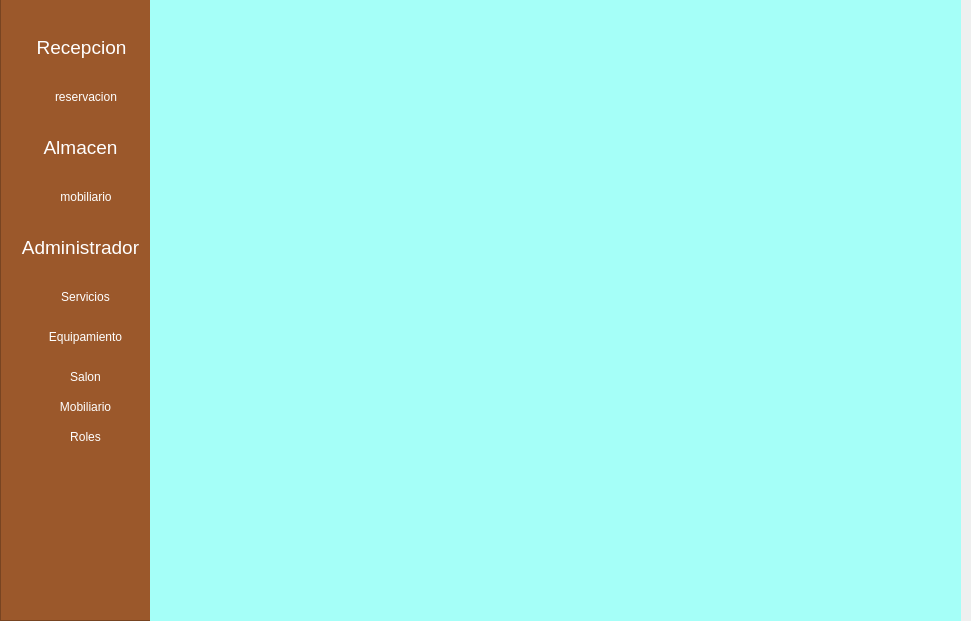
Qt form gui/navegacion.ui (asp-laboratories/BookingRoom_Software) before a commit.
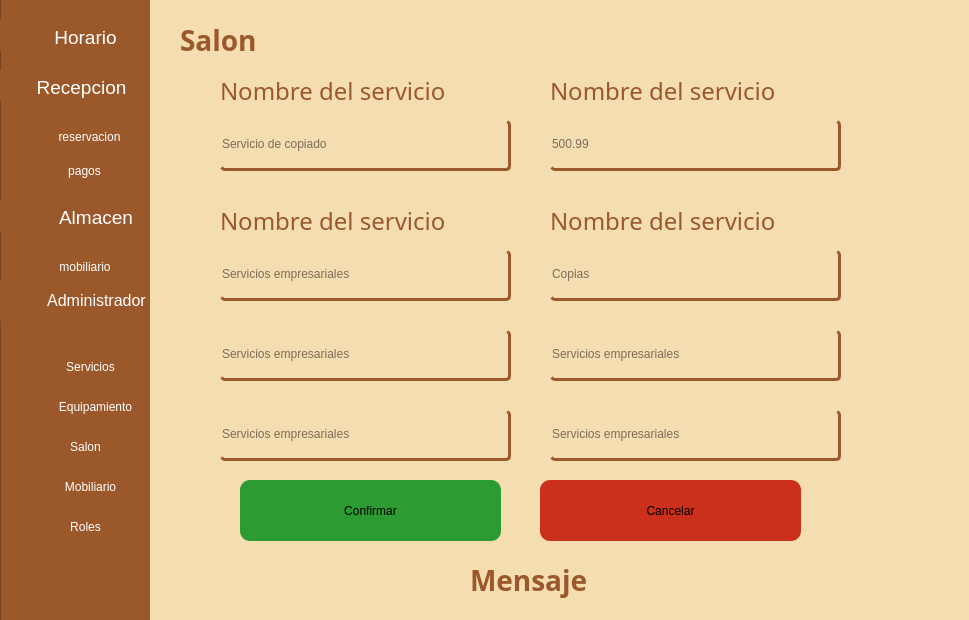
The same form after that commit. The open tabs and pages were chosen to show the change. Icons and pictures are not drawn.

Commit message: feat/fix(gui,models,repositories,services,tests): Interfaz grafica funcional sobre el registro de los salones, aunque falta poner un mejor diseño (Update)

```diff
--- a/gui/navegacion.ui
+++ b/gui/navegacion.ui
@@ -6,8 +6,8 @@
    <rect>
     <x>0</x>
     <y>0</y>
-    <width>971</width>
-    <height>621</height>
+    <width>969</width>
+    <height>620</height>
    </rect>
   </property>
   <property name="windowTitle">
@@ -36,7 +36,7 @@
      <property name="geometry">
       <rect>
        <x>21</x>
-       <y>50</y>
+       <y>90</y>
        <width>121</width>
        <height>34</height>
       </rect>
@@ -59,9 +59,9 @@
     <widget class="QPushButton" name="btnAlmacen">
      <property name="geometry">
       <rect>
-       <x>20</x>
-       <y>150</y>
-       <width>121</width>
+       <x>50</x>
+       <y>220</y>
+       <width>92</width>
        <height>34</height>
       </rect>
      </property>
@@ -89,10 +89,10 @@
     <widget class="QWidget" name="subMenuRecepcion" native="true">
      <property name="geometry">
       <rect>
-       <x>20</x>
-       <y>90</y>
-       <width>120</width>
-       <height>51</height>
+       <x>9</x>
+       <y>130</y>
+       <width>131</width>
+       <height>91</height>
       </rect>
      </property>
      <property name="styleSheet">
@@ -101,9 +101,9 @@
      <widget class="QPushButton" name="reservacion">
       <property name="geometry">
        <rect>
-        <x>20</x>
+        <x>40</x>
         <y>10</y>
-        <width>92</width>
+        <width>81</width>
         <height>34</height>
        </rect>
       </property>
@@ -117,19 +117,79 @@
        <string>reservacion</string>
       </property>
      </widget>
+     <widget class="QPushButton" name="pagos">
+      <property name="geometry">
+       <rect>
+        <x>50</x>
+        <y>50</y>
+        <width>51</width>
+        <height>21</height>
+       </rect>
+      </property>
+      <property name="cursor">
+       <cursorShape>PointingHandCursor</cursorShape>
+      </property>
+      <property name="styleSheet">
+       <string notr="true">border: none;
+background-color: rgb(155, 88, 43);
+color: rgb(255, 255, 255);
+</string>
+      </property>
+      <property name="text">
+       <string>pagos</string>
+      </property>
+     </widget>
+     <widget class="QLabel" name="label_32">
+      <property name="geometry">
+       <rect>
+        <x>10</x>
+        <y>50</y>
+        <width>31</width>
+        <height>31</height>
+       </rect>
+      </property>
+      <property name="text">
+       <string/>
+      </property>
+      <property name="pixmap">
+       <pixmap>../Imagenes/Icons/payments_45dp_FFFFFF_FILL0_wght400_GRAD0_opsz48.png</pixmap>
+      </property>
+      <property name="scaledContents">
+       <bool>true</bool>
+      </property>
+     </widget>
+     <widget class="QLabel" name="label_33">
+      <property name="geometry">
+       <rect>
+        <x>10</x>
+        <y>10</y>
+        <width>31</width>
+        <height>31</height>
+       </rect>
+      </property>
+      <property name="text">
+       <string/>
+      </property>
+      <property name="pixmap">
+       <pixmap>../Imagenes/Icons/book_45dp_FFFFFF_FILL0_wght400_GRAD0_opsz48.png</pixmap>
+      </property>
+      <property name="scaledContents">
+       <bool>true</bool>
+      </property>
+     </widget>
     </widget>
     <widget class="QPushButton" name="btnAdministracion">
      <property name="geometry">
       <rect>
-       <x>10</x>
-       <y>250</y>
-       <width>141</width>
-       <height>34</height>
+       <x>41</x>
+       <y>310</y>
+       <width>111</width>
+       <height>21</height>
       </rect>
      </property>
      <property name="font">
       <font>
-       <pointsize>14</pointsize>
+       <pointsize>12</pointsize>
       </font>
      </property>
      <property name="styleSheet">
@@ -146,10 +206,10 @@
     <widget class="QWidget" name="subMenuAlmacen" native="true">
      <property name="geometry">
       <rect>
-       <x>20</x>
-       <y>190</y>
-       <width>120</width>
-       <height>51</height>
+       <x>9</x>
+       <y>260</y>
+       <width>141</width>
+       <height>41</height>
       </rect>
      </property>
      <property name="styleSheet">
@@ -158,7 +218,7 @@
      <widget class="QPushButton" name="mobiliario">
       <property name="geometry">
        <rect>
-        <x>20</x>
+        <x>30</x>
         <y>10</y>
         <width>92</width>
         <height>34</height>
@@ -174,13 +234,32 @@
        <string>mobiliario</string>
       </property>
      </widget>
+     <widget class="QLabel" name="label_31">
+      <property name="geometry">
+       <rect>
+        <x>10</x>
+        <y>10</y>
+        <width>31</width>
+        <height>31</height>
+       </rect>
+      </property>
+      <property name="text">
+       <string/>
+      </property>
+      <property name="pixmap">
+       <pixmap>../Imagenes/Icons/package_2_45dp_FFFFFF_FILL0_wght400_GRAD0_opsz48.png</pixmap>
+      </property>
+      <property name="scaledContents">
+       <bool>true</bool>
+      </property>
+     </widget>
     </widget>
     <widget class="QWidget" name="subMenuAdministracion" native="true">
      <property name="geometry">
       <rect>
-       <x>20</x>
-       <y>290</y>
-       <width>120</width>
+       <x>10</x>
+       <y>350</y>
+       <width>141</width>
        <height>241</height>
       </rect>
      </property>
@@ -190,9 +269,9 @@
      <widget class="QPushButton" name="servicios">
       <property name="geometry">
        <rect>
-        <x>10</x>
-        <y>10</y>
-        <width>111</width>
+        <x>50</x>
+        <y>20</y>
+        <width>61</width>
         <height>34</height>
        </rect>
       </property>
@@ -213,9 +292,9 @@
      <widget class="QPushButton" name="equipamiento">
       <property name="geometry">
        <rect>
-        <x>10</x>
-        <y>50</y>
-        <width>111</width>
+        <x>40</x>
+        <y>60</y>
+        <width>91</width>
         <height>34</height>
        </rect>
       </property>
@@ -235,9 +314,9 @@
      <widget class="QPushButton" name="equipamiento_2">
       <property name="geometry">
        <rect>
-        <x>10</x>
-        <y>90</y>
-        <width>111</width>
+        <x>50</x>
+        <y>100</y>
+        <width>51</width>
         <height>34</height>
        </rect>
       </property>
@@ -257,9 +336,9 @@
      <widget class="QPushButton" name="equipamiento_3">
       <property name="geometry">
        <rect>
-        <x>10</x>
-        <y>120</y>
-        <width>111</width>
+        <x>40</x>
+        <y>140</y>
+        <width>81</width>
         <height>34</height>
        </rect>
       </property>
@@ -279,9 +358,9 @@
      <widget class="QPushButton" name="equipamiento_4">
       <property name="geometry">
        <rect>
-        <x>10</x>
-        <y>150</y>
-        <width>111</width>
+        <x>50</x>
+        <y>180</y>
+        <width>51</width>
         <height>34</height>
        </rect>
       </property>
@@ -298,6 +377,204 @@
        <string>Roles</string>
       </property>
      </widget>
+     <widget class="QLabel" name="label_26">
+      <property name="geometry">
+       <rect>
+        <x>10</x>
+        <y>20</y>
+        <width>31</width>
+        <height>31</height>
+       </rect>
+      </property>
+      <property name="text">
+       <string/>
+      </property>
+      <property name="pixmap">
+       <pixmap>../Imagenes/Icons/add_notes_45dp_FFFFFF_FILL0_wght400_GRAD0_opsz48.png</pixmap>
+      </property>
+      <property name="scaledContents">
+       <bool>true</bool>
+      </property>
+     </widget>
+     <widget class="QLabel" name="label_27">
+      <property name="geometry">
+       <rect>
+        <x>10</x>
+        <y>60</y>
+        <width>31</width>
+        <height>31</height>
+       </rect>
+      </property>
+      <property name="text">
+       <string/>
+      </property>
+      <property name="pixmap">
+       <pixmap>../Imagenes/Icons/laptop_chromebook_45dp_FFFFFF_FILL0_wght400_GRAD0_opsz48.png</pixmap>
+      </property>
+      <property name="scaledContents">
+       <bool>true</bool>
+      </property>
+     </widget>
+     <widget class="QLabel" name="label_28">
+      <property name="geometry">
+       <rect>
+        <x>10</x>
+        <y>100</y>
+        <width>31</width>
+        <height>31</height>
+       </rect>
+      </property>
+      <property name="text">
+       <string/>
+      </property>
+      <property name="pixmap">
+       <pixmap>../Imagenes/Icons/sensor_door_45dp_FFFFFF_FILL0_wght400_GRAD0_opsz48.png</pixmap>
+      </property>
+      <property name="scaledContents">
+       <bool>true</bool>
+      </property>
+     </widget>
+     <widget class="QLabel" name="label_29">
+      <property name="geometry">
+       <rect>
+        <x>10</x>
+        <y>140</y>
+        <width>31</width>
+        <height>31</height>
+       </rect>
+      </property>
+      <property name="text">
+       <string/>
+      </property>
+      <property name="pixmap">
+       <pixmap>../Imagenes/Icons/chair_45dp_FFFFFF_FILL0_wght400_GRAD0_opsz48.png</pixmap>
+      </property>
+      <property name="scaledContents">
+       <bool>true</bool>
+      </property>
+     </widget>
+     <widget class="QLabel" name="label_30">
+      <property name="geometry">
+       <rect>
+        <x>10</x>
+        <y>180</y>
+        <width>31</width>
+        <height>31</height>
+       </rect>
+      </property>
+      <property name="text">
+       <string/>
+      </property>
+      <property name="pixmap">
+       <pixmap>../Imagenes/Icons/person_edit_45dp_FFFFFF_FILL0_wght400_GRAD0_opsz48.png</pixmap>
+      </property>
+      <property name="scaledContents">
+       <bool>true</bool>
+      </property>
+     </widget>
+    </widget>
+    <widget class="QLabel" name="label">
+     <property name="geometry">
+      <rect>
+       <x>0</x>
+       <y>300</y>
+       <width>41</width>
+       <height>41</height>
+      </rect>
+     </property>
+     <property name="text">
+      <string/>
+     </property>
+     <property name="pixmap">
+      <pixmap>../Imagenes/Icons/admin_panel_settings_45dp_FFFFFF_FILL0_wght400_GRAD0_opsz48.png</pixmap>
+     </property>
+     <property name="scaledContents">
+      <bool>true</bool>
+     </property>
+    </widget>
+    <widget class="QLabel" name="label_24">
+     <property name="geometry">
+      <rect>
+       <x>0</x>
+       <y>220</y>
+       <width>31</width>
+       <height>31</height>
+      </rect>
+     </property>
+     <property name="text">
+      <string/>
+     </property>
+     <property name="pixmap">
+      <pixmap>../Imagenes/Icons/inventory_2_45dp_FFFFFF_FILL0_wght400_GRAD0_opsz48.png</pixmap>
+     </property>
+     <property name="scaledContents">
+      <bool>true</bool>
+     </property>
+    </widget>
+    <widget class="QLabel" name="label_25">
+     <property name="geometry">
+      <rect>
+       <x>0</x>
+       <y>90</y>
+       <width>31</width>
+       <height>31</height>
+      </rect>
+     </property>
+     <property name="text">
+      <string/>
+     </property>
+     <property name="pixmap">
+      <pixmap>../Imagenes/Icons/event_note_45dp_FFFFFF_FILL0_wght400_GRAD0_opsz48.png</pixmap>
+     </property>
+     <property name="scaledContents">
+      <bool>true</bool>
+     </property>
+    </widget>
+    <widget class="QPushButton" name="btnRecepcion_2">
+     <property name="geometry">
+      <rect>
+       <x>50</x>
+       <y>40</y>
+       <width>71</width>
+       <height>34</height>
+      </rect>
+     </property>
+     <property name="font">
+      <font>
+       <pointsize>14</pointsize>
+      </font>
+     </property>
+     <property name="cursor">
+      <cursorShape>PointingHandCursor</cursorShape>
+     </property>
+     <property name="styleSheet">
+      <string notr="true">border: none;
+background-color: rgb(155, 88, 43);
+color: rgb(255, 255, 255);
+</string>
+     </property>
+     <property name="text">
+      <string>Horario</string>
+     </property>
+    </widget>
+    <widget class="QLabel" name="label_34">
+     <property name="geometry">
+      <rect>
+       <x>0</x>
+       <y>40</y>
+       <width>31</width>
+       <height>31</height>
+      </rect>
+     </property>
+     <property name="text">
+      <string/>
+     </property>
+     <property name="pixmap">
+      <pixmap>../Imagenes/Icons/calendar_today_45dp_FFFFFF_FILL0_wght400_GRAD0_opsz48.png</pixmap>
+     </property>
+     <property name="scaledContents">
+      <bool>true</bool>
+     </property>
     </widget>
    </widget>
    <widget class="QStackedWidget" name="stackedWidget">
@@ -305,7 +582,7 @@
      <rect>
       <x>150</x>
       <y>0</y>
-      <width>811</width>
+      <width>821</width>
       <height>641</height>
      </rect>
     </property>
@@ -732,6 +1009,536 @@
      <property name="styleSheet">
       <string notr="true">background-color: rgb(255, 168, 28);</string>
      </property>
+     <widget class="QLineEdit" name="eCostoRenta">
+      <property name="geometry">
+       <rect>
+        <x>400</x>
+        <y>130</y>
+        <width>291</width>
+        <height>51</height>
+       </rect>
+      </property>
+      <property name="styleSheet">
+       <string notr="true">color: rgb(0, 0, 0);
+border-radius: 5px;
+border-bottom: 3px solid rgba(155, 88, 43, 1.0);
+border-right: 3px solid  rgba(155, 88, 43, 1.0);</string>
+      </property>
+      <property name="text">
+       <string/>
+      </property>
+      <property name="placeholderText">
+       <string>500.99</string>
+      </property>
+     </widget>
+     <widget class="QPushButton" name="eConfirmar">
+      <property name="geometry">
+       <rect>
+        <x>100</x>
+        <y>460</y>
+        <width>261</width>
+        <height>61</height>
+       </rect>
+      </property>
+      <property name="styleSheet">
+       <string notr="true">border-radius: 10px;
+background-color: #2B9B32;</string>
+      </property>
+      <property name="text">
+       <string>Confirmar</string>
+      </property>
+     </widget>
+     <widget class="QLineEdit" name="eNombreEqui">
+      <property name="geometry">
+       <rect>
+        <x>70</x>
+        <y>130</y>
+        <width>291</width>
+        <height>51</height>
+       </rect>
+      </property>
+      <property name="styleSheet">
+       <string notr="true">color: rgb(0, 0, 0);
+border-radius: 5px;
+border-bottom: 3px solid rgba(155, 88, 43, 1.0);
+border-right: 3px solid  rgba(155, 88, 43, 1.0);</string>
+      </property>
+      <property name="text">
+       <string/>
+      </property>
+      <property name="placeholderText">
+       <string>Servicio de copiado</string>
+      </property>
+     </widget>
+     <widget class="QLabel" name="eMensaje">
+      <property name="geometry">
+       <rect>
+        <x>320</x>
+        <y>550</y>
+        <width>131</width>
+        <height>41</height>
+       </rect>
+      </property>
+      <property name="font">
+       <font>
+        <family>Adwaita Sans</family>
+        <pointsize>-1</pointsize>
+        <bold>true</bold>
+       </font>
+      </property>
+      <property name="styleSheet">
+       <string notr="true">color: rgba(155, 88, 43, 1.0);
+font-size: 28px;</string>
+      </property>
+      <property name="text">
+       <string>Mensaje</string>
+      </property>
+     </widget>
+     <widget class="QPushButton" name="eCancelar">
+      <property name="geometry">
+       <rect>
+        <x>400</x>
+        <y>460</y>
+        <width>261</width>
+        <height>61</height>
+       </rect>
+      </property>
+      <property name="styleSheet">
+       <string notr="true">border-radius: 10px;
+background-color: #CA301B;</string>
+      </property>
+      <property name="text">
+       <string>Cancelar</string>
+      </property>
+     </widget>
+     <widget class="QLineEdit" name="eTipoEquipamiento">
+      <property name="geometry">
+       <rect>
+        <x>70</x>
+        <y>260</y>
+        <width>291</width>
+        <height>51</height>
+       </rect>
+      </property>
+      <property name="styleSheet">
+       <string notr="true">color: rgb(0, 0, 0);
+border-radius: 5px;
+border-bottom: 3px solid rgba(155, 88, 43, 1.0);
+border-right: 3px solid  rgba(155, 88, 43, 1.0);</string>
+      </property>
+      <property name="text">
+       <string/>
+      </property>
+      <property name="placeholderText">
+       <string>Servicios empresariales</string>
+      </property>
+     </widget>
+     <widget class="QLineEdit" name="eDescripcion">
+      <property name="geometry">
+       <rect>
+        <x>400</x>
+        <y>260</y>
+        <width>291</width>
+        <height>51</height>
+       </rect>
+      </property>
+      <property name="styleSheet">
+       <string notr="true">color: rgb(0, 0, 0);
+border-radius: 5px;
+border-bottom: 3px solid rgba(155, 88, 43, 1.0);
+border-right: 3px solid  rgba(155, 88, 43, 1.0);</string>
+      </property>
+      <property name="text">
+       <string/>
+      </property>
+      <property name="placeholderText">
+       <string>Copias</string>
+      </property>
+     </widget>
+     <widget class="QLineEdit" name="eStock">
+      <property name="geometry">
+       <rect>
+        <x>240</x>
+        <y>350</y>
+        <width>291</width>
+        <height>51</height>
+       </rect>
+      </property>
+      <property name="styleSheet">
+       <string notr="true">color: rgb(0, 0, 0);
+border-radius: 5px;
+border-bottom: 3px solid rgba(155, 88, 43, 1.0);
+border-right: 3px solid  rgba(155, 88, 43, 1.0);</string>
+      </property>
+      <property name="text">
+       <string/>
+      </property>
+      <property name="placeholderText">
+       <string>Servicios empresariales</string>
+      </property>
+     </widget>
+    </widget>
+    <widget class="QWidget" name="adminSalon">
+     <property name="styleSheet">
+      <string notr="true">background-color: rgba(245, 221, 178, 1.0);</string>
+     </property>
+     <widget class="QLabel" name="label_8">
+      <property name="geometry">
+       <rect>
+        <x>30</x>
+        <y>20</y>
+        <width>251</width>
+        <height>41</height>
+       </rect>
+      </property>
+      <property name="font">
+       <font>
+        <family>Adwaita Sans</family>
+        <pointsize>-1</pointsize>
+        <bold>true</bold>
+       </font>
+      </property>
+      <property name="styleSheet">
+       <string notr="true">color: rgba(155, 88, 43, 1.0);
+font-size: 28px;</string>
+      </property>
+      <property name="text">
+       <string>Salon</string>
+      </property>
+     </widget>
+     <widget class="QLineEdit" name="saCostoRenta">
+      <property name="geometry">
+       <rect>
+        <x>400</x>
+        <y>120</y>
+        <width>291</width>
+        <height>51</height>
+       </rect>
+      </property>
+      <property name="styleSheet">
+       <string notr="true">color: rgb(0, 0, 0);
+border-radius: 5px;
+border-bottom: 3px solid rgba(155, 88, 43, 1.0);
+border-right: 3px solid  rgba(155, 88, 43, 1.0);</string>
+      </property>
+      <property name="text">
+       <string/>
+      </property>
+      <property name="placeholderText">
+       <string>500.99</string>
+      </property>
+     </widget>
+     <widget class="QLineEdit" name="saNombre">
+      <property name="geometry">
+       <rect>
+        <x>70</x>
+        <y>120</y>
+        <width>291</width>
+        <height>51</height>
+       </rect>
+      </property>
+      <property name="styleSheet">
+       <string notr="true">color: rgb(0, 0, 0);
+border-radius: 5px;
+border-bottom: 3px solid rgba(155, 88, 43, 1.0);
+border-right: 3px solid  rgba(155, 88, 43, 1.0);</string>
+      </property>
+      <property name="text">
+       <string/>
+      </property>
+      <property name="placeholderText">
+       <string>Servicio de copiado</string>
+      </property>
+     </widget>
+     <widget class="QPushButton" name="saConfirmar">
+      <property name="geometry">
+       <rect>
+        <x>90</x>
+        <y>480</y>
+        <width>261</width>
+        <height>61</height>
+       </rect>
+      </property>
+      <property name="styleSheet">
+       <string notr="true">border-radius: 10px;
+background-color: #2B9B32;</string>
+      </property>
+      <property name="text">
+       <string>Confirmar</string>
+      </property>
+     </widget>
+     <widget class="QPushButton" name="saCancelar">
+      <property name="geometry">
+       <rect>
+        <x>390</x>
+        <y>480</y>
+        <width>261</width>
+        <height>61</height>
+       </rect>
+      </property>
+      <property name="styleSheet">
+       <string notr="true">border-radius: 10px;
+background-color: #CA301B;</string>
+      </property>
+      <property name="text">
+       <string>Cancelar</string>
+      </property>
+     </widget>
+     <widget class="QLabel" name="saMensaje">
+      <property name="geometry">
+       <rect>
+        <x>320</x>
+        <y>560</y>
+        <width>131</width>
+        <height>41</height>
+       </rect>
+      </property>
+      <property name="font">
+       <font>
+        <family>Adwaita Sans</family>
+        <pointsize>-1</pointsize>
+        <bold>true</bold>
+       </font>
+      </property>
+      <property name="styleSheet">
+       <string notr="true">color: rgba(155, 88, 43, 1.0);
+font-size: 28px;</string>
+      </property>
+      <property name="text">
+       <string>Mensaje</string>
+      </property>
+     </widget>
+     <widget class="QLineEdit" name="saNumeroPasillo">
+      <property name="geometry">
+       <rect>
+        <x>400</x>
+        <y>250</y>
+        <width>291</width>
+        <height>51</height>
+       </rect>
+      </property>
+      <property name="styleSheet">
+       <string notr="true">color: rgb(0, 0, 0);
+border-radius: 5px;
+border-bottom: 3px solid rgba(155, 88, 43, 1.0);
+border-right: 3px solid  rgba(155, 88, 43, 1.0);</string>
+      </property>
+      <property name="text">
+       <string/>
+      </property>
+      <property name="placeholderText">
+       <string>Copias</string>
+      </property>
+     </widget>
+     <widget class="QLineEdit" name="saNombrePasillo">
+      <property name="geometry">
+       <rect>
+        <x>70</x>
+        <y>250</y>
+        <width>291</width>
+        <height>51</height>
+       </rect>
+      </property>
+      <property name="styleSheet">
+       <string notr="true">color: rgb(0, 0, 0);
+border-radius: 5px;
+border-bottom: 3px solid rgba(155, 88, 43, 1.0);
+border-right: 3px solid  rgba(155, 88, 43, 1.0);</string>
+      </property>
+      <property name="text">
+       <string/>
+      </property>
+      <property name="placeholderText">
+       <string>Servicios empresariales</string>
+      </property>
+     </widget>
+     <widget class="QLabel" name="label_9">
+      <property name="geometry">
+       <rect>
+        <x>70</x>
+        <y>70</y>
+        <width>291</width>
+        <height>41</height>
+       </rect>
+      </property>
+      <property name="font">
+       <font>
+        <family>Adwaita Sans</family>
+        <pointsize>18</pointsize>
+        <bold>false</bold>
+       </font>
+      </property>
+      <property name="styleSheet">
+       <string notr="true">color: rgba(155, 88, 43, 1.0);
+</string>
+      </property>
+      <property name="text">
+       <string>Nombre del servicio</string>
+      </property>
+     </widget>
+     <widget class="QLabel" name="label_10">
+      <property name="geometry">
+       <rect>
+        <x>70</x>
+        <y>200</y>
+        <width>291</width>
+        <height>41</height>
+       </rect>
+      </property>
+      <property name="font">
+       <font>
+        <family>Adwaita Sans</family>
+        <pointsize>18</pointsize>
+        <bold>false</bold>
+       </font>
+      </property>
+      <property name="styleSheet">
+       <string notr="true">color: rgba(155, 88, 43, 1.0);
+</string>
+      </property>
+      <property name="text">
+       <string>Nombre del servicio</string>
+      </property>
+     </widget>
+     <widget class="QLabel" name="label_11">
+      <property name="geometry">
+       <rect>
+        <x>400</x>
+        <y>200</y>
+        <width>291</width>
+        <height>41</height>
+       </rect>
+      </property>
+      <property name="font">
+       <font>
+        <family>Adwaita Sans</family>
+        <pointsize>18</pointsize>
+        <bold>false</bold>
+       </font>
+      </property>
+      <property name="styleSheet">
+       <string notr="true">color: rgba(155, 88, 43, 1.0);
+</string>
+      </property>
+      <property name="text">
+       <string>Nombre del servicio</string>
+      </property>
+     </widget>
+     <widget class="QLabel" name="label_12">
+      <property name="geometry">
+       <rect>
+        <x>400</x>
+        <y>70</y>
+        <width>291</width>
+        <height>41</height>
+       </rect>
+      </property>
+      <property name="font">
+       <font>
+        <family>Adwaita Sans</family>
+        <pointsize>18</pointsize>
+        <bold>false</bold>
+       </font>
+      </property>
+      <property name="styleSheet">
+       <string notr="true">color: rgba(155, 88, 43, 1.0);
+</string>
+      </property>
+      <property name="text">
+       <string>Nombre del servicio</string>
+      </property>
+     </widget>
+     <widget class="QLineEdit" name="saLargo">
+      <property name="geometry">
+       <rect>
+        <x>70</x>
+        <y>330</y>
+        <width>291</width>
+        <height>51</height>
+       </rect>
+      </property>
+      <property name="styleSheet">
+       <string notr="true">color: rgb(0, 0, 0);
+border-radius: 5px;
+border-bottom: 3px solid rgba(155, 88, 43, 1.0);
+border-right: 3px solid  rgba(155, 88, 43, 1.0);</string>
+      </property>
+      <property name="text">
+       <string/>
+      </property>
+      <property name="placeholderText">
+       <string>Servicios empresariales</string>
+      </property>
+     </widget>
+     <widget class="QLineEdit" name="saAncho">
+      <property name="geometry">
+       <rect>
+        <x>400</x>
+        <y>330</y>
+        <width>291</width>
+        <height>51</height>
+       </rect>
+      </property>
+      <property name="styleSheet">
+       <string notr="true">color: rgb(0, 0, 0);
+border-radius: 5px;
+border-bottom: 3px solid rgba(155, 88, 43, 1.0);
+border-right: 3px solid  rgba(155, 88, 43, 1.0);</string>
+      </property>
+      <property name="text">
+       <string/>
+      </property>
+      <property name="placeholderText">
+       <string>Servicios empresariales</string>
+      </property>
+     </widget>
+     <widget class="QLineEdit" name="saResultadoM2">
+      <property name="enabled">
+       <bool>false</bool>
+      </property>
+      <property name="geometry">
+       <rect>
+        <x>400</x>
+        <y>410</y>
+        <width>291</width>
+        <height>51</height>
+       </rect>
+      </property>
+      <property name="styleSheet">
+       <string notr="true">color: rgb(0, 0, 0);
+border-radius: 5px;
+border-bottom: 3px solid rgba(155, 88, 43, 1.0);
+border-right: 3px solid  rgba(155, 88, 43, 1.0);</string>
+      </property>
+      <property name="text">
+       <string/>
+      </property>
+      <property name="placeholderText">
+       <string>Servicios empresariales</string>
+      </property>
+     </widget>
+     <widget class="QLineEdit" name="saAltura">
+      <property name="geometry">
+       <rect>
+        <x>70</x>
+        <y>410</y>
+        <width>291</width>
+        <height>51</height>
+       </rect>
+      </property>
+      <property name="styleSheet">
+       <string notr="true">color: rgb(0, 0, 0);
+border-radius: 5px;
+border-bottom: 3px solid rgba(155, 88, 43, 1.0);
+border-right: 3px solid  rgba(155, 88, 43, 1.0);</string>
+      </property>
+      <property name="text">
+       <string/>
+      </property>
+      <property name="placeholderText">
+       <string>Servicios empresariales</string>
+      </property>
+     </widget>
     </widget>
    </widget>
   </widget>
```
Left out of the diff: 34 changed lines with no effect on the pictures. The commit also changes 6 other files.
